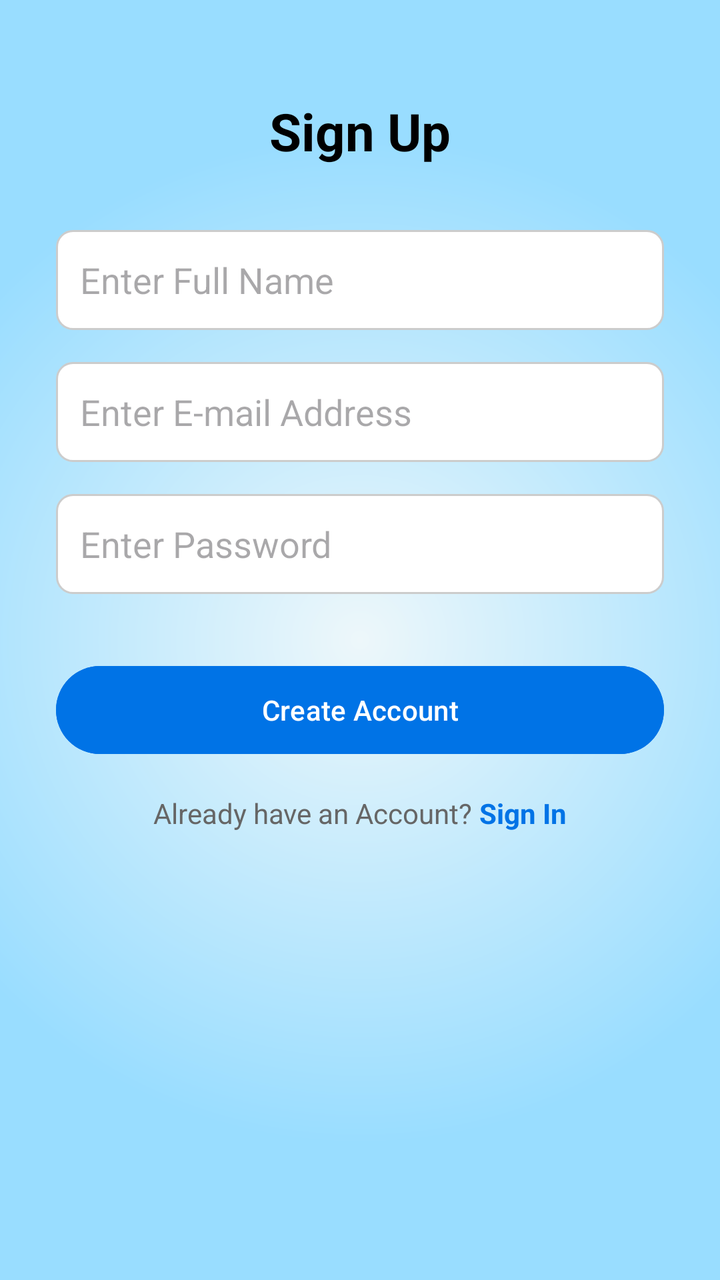
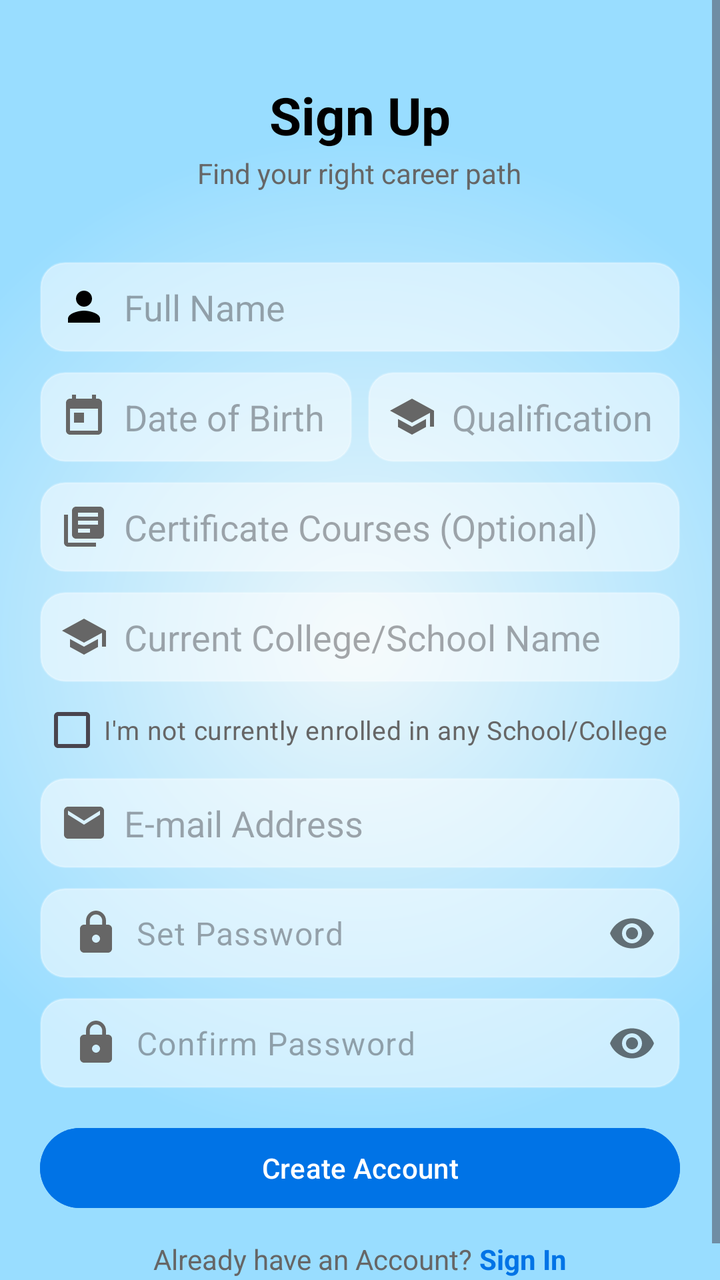

Two renders of the same Android screen: before a commit and after it. Below are the layout's source before the change and the commit's diff.
<!-- AndroidManifest.xml: application theme Theme.AspirePath -->
<!-- res/layout/activity_sign_up.xml -->
<?xml version="1.0" encoding="utf-8"?>
<ScrollView xmlns:android="http://schemas.android.com/apk/res/android"
    xmlns:app="http://schemas.android.com/apk/res-auto"
    xmlns:tools="http://schemas.android.com/tools"
    android:layout_width="match_parent"
    android:layout_height="match_parent"
    android:background="@drawable/gradient_bg"
    tools:context=".SignUpActivity">

    <LinearLayout
        android:layout_width="match_parent"
        android:layout_height="wrap_content"
        android:orientation="vertical"
        android:padding="28dp">

        <TextView
            android:layout_width="wrap_content"
            android:layout_height="wrap_content"

            android:layout_gravity="center_horizontal"
            android:layout_marginTop="20dp"
            android:text="Sign Up"
            android:textColor="@android:color/black"
            android:textSize="26sp"
            android:textStyle="bold" />

        <EditText
            android:id="@+id/etName"
            android:layout_width="match_parent"
            android:layout_height="50dp"
            android:layout_marginTop="32dp"
            android:background="@drawable/edit_text_background_rounded"
            android:hint="Enter Full Name"
            android:padding="12dp" />

        <EditText
            android:id="@+id/etEmail"
            android:layout_width="match_parent"
            android:layout_height="50dp"
            android:layout_marginTop="16dp"
            android:background="@drawable/edit_text_background_rounded"
            android:hint="Enter E-mail Address"
            android:inputType="textEmailAddress"
            android:padding="12dp" />

        <EditText
            android:id="@+id/etPassword"
            android:layout_width="match_parent"
            android:layout_height="50dp"
            android:layout_marginTop="16dp"
            android:background="@drawable/edit_text_background_rounded"
            android:hint="Enter Password"
            android:inputType="textPassword"
            android:padding="12dp" />

        <Button
            android:id="@+id/btnSignUp"
            android:layout_width="match_parent"
            android:layout_height="52dp"
            android:layout_marginTop="32dp"
            android:backgroundTint="#0073e6"
            android:text="Create Account"
            android:textAllCaps="false"
            android:textColor="#FFFFFF"
            app:cornerRadius="26dp" />

        <LinearLayout
            android:layout_width="wrap_content"
            android:layout_height="wrap_content"
            android:layout_gravity="center_horizontal"
            android:layout_marginTop="16dp"
            android:orientation="horizontal">

            <TextView
                android:layout_width="wrap_content"
                android:layout_height="wrap_content"
                android:text="Already have an Account? "
                android:textColor="#666" />

            <TextView
                android:id="@+id/tvSignIn"
                android:layout_width="wrap_content"
                android:layout_height="wrap_content"
                android:text="Sign In"
                android:textColor="#0073e6"
                android:textStyle="bold" />
        </LinearLayout>

    </LinearLayout>
</ScrollView>
<!-- resources referenced by this layout -->
<resources>
  <!-- drawable edit_text_background_rounded (drawable) -->
  <?xml version="1.0" encoding="utf-8"?>
  <shape xmlns:android="http://schemas.android.com/apk/res/android"
      android:shape="rectangle">
      <solid android:color="@android:color/white" />
      <corners android:radius="8dp" />
      <stroke
          android:width="1dp"
          android:color="#CCCCCC" />
  </shape>
  <!-- unchanged entries left out for length: 5 -->
</resources>

<!-- the commit's change to res/layout/activity_sign_up.xml (unified diff, before → after) -->
@@ -5,86 +5,294 @@
     android:layout_width="match_parent"
     android:layout_height="match_parent"
     android:background="@drawable/gradient_bg"
+    android:fillViewport="true"
     tools:context=".SignUpActivity">
 
     <LinearLayout
         android:layout_width="match_parent"
         android:layout_height="wrap_content"
         android:orientation="vertical"
-        android:padding="28dp">
+        android:padding="20dp">
+
+    <TextView
+        android:layout_width="wrap_content"
+        android:layout_height="wrap_content"
+        android:layout_gravity="center_horizontal"
+        android:layout_marginTop="20dp"
+        android:text="Sign Up"
+        android:textColor="@android:color/black"
+        android:textSize="26sp"
+        android:textStyle="bold" />
+
+    <TextView
+        android:layout_width="wrap_content"
+        android:layout_height="wrap_content"
+        android:layout_gravity="center_horizontal"
+        android:layout_marginTop="2dp"
+        android:text="Find your right career path"
+        android:textColor="#666666"
+        android:textSize="14sp" />
+
+    
+    <EditText
+        android:id="@+id/etName"
+        android:layout_width="match_parent"
+        android:layout_height="45dp"
+        android:layout_marginTop="35dp"
+        android:background="@drawable/edit_text_background_transparent"
+        android:hint="Full Name"
+        android:inputType="textPersonName"
+        android:padding="10dp"
+        android:drawableStart="@drawable/baseline_person_24"
+        android:drawablePadding="8dp" />
+
+    
+    <LinearLayout
+        android:layout_width="match_parent"
+        android:layout_height="wrap_content"
+        android:layout_marginTop="10dp"
+        android:orientation="horizontal">
+
+        
+        <EditText
+            android:id="@+id/etDateOfBirth"
+            android:layout_width="0dp"
+            android:layout_height="45dp"
+            android:layout_weight="1"
+            android:background="@drawable/edit_text_background_transparent"
+            android:hint="Date of Birth"
+            android:focusable="false"
+            android:clickable="true"
+            android:padding="10dp"
+            android:drawableStart="@drawable/ic_calendar"
+            android:drawablePadding="8dp" />
+
+        
+        <EditText
+            android:id="@+id/etEligibility"
+            android:layout_width="0dp"
+            android:layout_height="45dp"
+            android:layout_weight="1"
+            android:layout_marginStart="8dp"
+            android:background="@drawable/edit_text_background_transparent"
+            android:hint="Qualification"
+            android:focusable="false"
+            android:clickable="true"
+            android:padding="10dp"
+            android:drawableStart="@drawable/ic_graduation"
+            android:drawablePadding="8dp"
+            />
+
+    </LinearLayout>
+
+    
+    <EditText
+        android:id="@+id/etStream"
+        android:layout_width="match_parent"
+        android:layout_height="45dp"
+        android:layout_marginTop="10dp"
+        android:background="@drawable/edit_text_background_transparent"
+        android:hint="Select Stream"
+        android:focusable="false"
+        android:clickable="true"
+        android:padding="10dp"
+        android:drawableStart="@drawable/ic_school"
+        android:drawablePadding="8dp"
+        android:drawableEnd="@android:drawable/arrow_down_float"
+        android:visibility="gone" />
+
+    
+    <EditText
+        android:id="@+id/etStreamOther"
+        android:layout_width="match_parent"
+        android:layout_height="45dp"
+        android:layout_marginTop="10dp"
+        android:background="@drawable/edit_text_background_transparent"
+        android:hint="Please specify stream"
+        android:padding="10dp"
+        android:drawableStart="@drawable/ic_school"
+        android:drawablePadding="8dp"
+        android:visibility="gone" />
+
+    
+    <EditText
+        android:id="@+id/etCourse"
+        android:layout_width="match_parent"
+        android:layout_height="45dp"
+        android:layout_marginTop="10dp"
+        android:background="@drawable/edit_text_background_transparent"
+        android:hint="Course Name"
+        android:padding="10dp"
+        android:drawableStart="@drawable/ic_graduation"
+        android:drawablePadding="8dp"
+        android:visibility="gone" />
+
+    
+    <EditText
+        android:id="@+id/etCertificate"
+        android:layout_width="match_parent"
+        android:layout_height="45dp"
+        android:layout_marginTop="10dp"
+        android:background="@drawable/edit_text_background_transparent"
+        android:hint="Certificate Courses (Optional)"
+        android:padding="10dp"
+        android:drawableStart="@drawable/ic_certificate"
+        android:drawablePadding="8dp" />
+
+    
+    <EditText
+        android:id="@+id/etCollegeSchool"
+        android:layout_width="match_parent"
+        android:layout_height="45dp"
+        android:layout_marginTop="10dp"
+        android:background="@drawable/edit_text_background_transparent"
+        android:hint="Current College/School Name"
+        android:padding="10dp"
+        android:drawableStart="@drawable/ic_school"
+        android:drawablePadding="8dp" />
+
+    
+    <CheckBox
+        android:id="@+id/cbNotEnrolled"
+        android:layout_width="wrap_content"
+        android:layout_height="wrap_content"
+        android:text="I'm not currently enrolled in any School/College"
+        android:textColor="#666666"
+        android:textSize="13sp" />
+
+    
+    <EditText
+        android:id="@+id/etEmail"
+        android:layout_width="match_parent"
+        android:layout_height="45dp"
+        android:background="@drawable/edit_text_background_transparent"
+        android:hint="E-mail Address"
+        android:inputType="textEmailAddress"
+        android:padding="10dp"
+        android:drawableStart="@drawable/ic_email"
+        android:drawablePadding="8dp" />
+
+    
+    <LinearLayout
+        android:id="@+id/layoutOTP"
+        android:layout_width="match_parent"
+        android:layout_height="wrap_content"
+        android:orientation="horizontal"
+        android:visibility="gone"
+        android:layout_marginTop="10dp">
+
+        <EditText
+            android:id="@+id/etOTP"
+            android:layout_width="0dp"
+            android:layout_height="45dp"
+            android:layout_weight="1"
+            android:background="@drawable/edit_text_background_transparent"
+            android:hint="Enter OTP"
+            android:inputType="number"
+            android:maxLength="6"
+            android:padding="10dp" />
+
+        <Button
+            android:id="@+id/btnVerifyOTP"
+            android:layout_width="wrap_content"
+            android:layout_height="45dp"
+            android:layout_marginStart="6dp"
+            android:text="Verify"
+            android:textAllCaps="false"
+            android:backgroundTint="#0073e6"
+            app:cornerRadius="10dp" />
+    </LinearLayout>
+
+    
+    <RelativeLayout
+        android:layout_width="match_parent"
+        android:layout_height="45dp"
+        android:layout_marginTop="10dp">
+
+        <com.google.android.material.textfield.TextInputLayout
+            android:layout_width="match_parent"
+            android:layout_height="wrap_content"
+            app:hintEnabled="false"
+            app:passwordToggleEnabled="true">
+
+            <EditText
+                android:id="@+id/etPassword"
+                android:layout_width="match_parent"
+                android:layout_height="45dp"
+                android:background="@drawable/edit_text_background_transparent"
+                android:hint="Set Password"
+                android:inputType="textPassword"
+                android:padding="10dp"
+                android:drawableStart="@drawable/ic_lock"
+                android:drawablePadding="8dp"
+                android:paddingEnd="45dp" />
+
+        </com.google.android.material.textfield.TextInputLayout>
+
+    </RelativeLayout>
+
+    
+    <RelativeLayout
+        android:layout_width="match_parent"
+        android:layout_height="45dp"
+        android:layout_marginTop="10dp">
+
+        <com.google.android.material.textfield.TextInputLayout
+            android:layout_width="match_parent"
+            android:layout_height="wrap_content"
+            app:hintEnabled="false"
+            app:passwordToggleEnabled="true">
+
+            <EditText
+                android:id="@+id/etConfirmPassword"
+                android:layout_width="match_parent"
+                android:layout_height="45dp"
+                android:background="@drawable/edit_text_background_transparent"
+                android:hint="Confirm Password"
+                android:inputType="textPassword"
+                android:padding="10dp"
+                android:drawableStart="@drawable/ic_lock"
+                android:drawablePadding="8dp"
+                android:paddingEnd="45dp" />
+
+    </com.google.android.material.textfield.TextInputLayout>
+
+    </RelativeLayout>
+
+    
+    <Button
+        android:id="@+id/btnSignUp"
+        android:layout_width="match_parent"
+        android:layout_height="48dp"
+        android:layout_marginTop="16dp"
+        android:backgroundTint="#0073e6"
+        android:text="Create Account"
+        android:textAllCaps="false"
+        android:textColor="#FFFFFF"
+        app:cornerRadius="24dp" />
+
+    
+    <LinearLayout
+        android:layout_width="wrap_content"
+        android:layout_height="wrap_content"
+        android:layout_gravity="center_horizontal"
+        android:layout_marginTop="12dp"
+        android:orientation="horizontal">
 
         <TextView
             android:layout_width="wrap_content"
             android:layout_height="wrap_content"
-
-            android:layout_gravity="center_horizontal"
-            android:layout_marginTop="20dp"
-            android:text="Sign Up"
-            android:textColor="@android:color/black"
-            android:textSize="26sp"
+            android:text="Already have an Account? "
+            android:textColor="#666" />
+
+        <TextView
+            android:id="@+id/tvSignIn"
+            android:layout_width="wrap_content"
+            android:layout_height="wrap_content"
+            android:text="Sign In"
+            android:textColor="#0073e6"
             android:textStyle="bold" />
-
-        <EditText
-            android:id="@+id/etName"
-            android:layout_width="match_parent"
-            android:layout_height="50dp"
-            android:layout_marginTop="32dp"
-            android:background="@drawable/edit_text_background_rounded"
-            android:hint="Enter Full Name"
-            android:padding="12dp" />
-
-        <EditText
-            android:id="@+id/etEmail"
-            android:layout_width="match_parent"
-            android:layout_height="50dp"
-            android:layout_marginTop="16dp"
-            android:background="@drawable/edit_text_background_rounded"
-            android:hint="Enter E-mail Address"
-            android:inputType="textEmailAddress"
-            android:padding="12dp" />
-
-        <EditText
-            android:id="@+id/etPassword"
-            android:layout_width="match_parent"
-            android:layout_height="50dp"
-            android:layout_marginTop="16dp"
-            android:background="@drawable/edit_text_background_rounded"
-            android:hint="Enter Password"
-            android:inputType="textPassword"
-            android:padding="12dp" />
-
-        <Button
-            android:id="@+id/btnSignUp"
-            android:layout_width="match_parent"
-            android:layout_height="52dp"
-            android:layout_marginTop="32dp"
-            android:backgroundTint="#0073e6"
-            android:text="Create Account"
-            android:textAllCaps="false"
-            android:textColor="#FFFFFF"
-            app:cornerRadius="26dp" />
-
-        <LinearLayout
-            android:layout_width="wrap_content"
-            android:layout_height="wrap_content"
-            android:layout_gravity="center_horizontal"
-            android:layout_marginTop="16dp"
-            android:orientation="horizontal">
-
-            <TextView
-                android:layout_width="wrap_content"
-                android:layout_height="wrap_content"
-                android:text="Already have an Account? "
-                android:textColor="#666" />
-
-            <TextView
-                android:id="@+id/tvSignIn"
-                android:layout_width="wrap_content"
-                android:layout_height="wrap_content"
-                android:text="Sign In"
-                android:textColor="#0073e6"
-                android:textStyle="bold" />
-        </LinearLayout>
+    </LinearLayout>
 
     </LinearLayout>
 </ScrollView>
<!-- resource entries referenced after the edit -->
@@ -1,15 +1,93 @@
 <!-- resources referenced by this layout -->
 <resources>
-  <!-- drawable edit_text_background_rounded (drawable) -->
+  <!-- drawable baseline_person_24 (drawable) -->
+  <vector xmlns:android="http://schemas.android.com/apk/res/android" android:height="24dp" android:tint="#000000" android:viewportHeight="24" android:viewportWidth="24" android:width="24dp">
+        
+      <path android:fillColor="@android:color/white" android:pathData="M12,12c2.21,0 4,-1.79 4,-4s-1.79,-4 -4,-4 -4,1.79 -4,4 1.79,4 4,4zM12,14c-2.67,0 -8,1.34 -8,4v2h16v-2c0,-2.66 -5.33,-4 -8,-4z"/>
+      
+  </vector>
+  <!-- drawable edit_text_background_transparent (drawable) -->
   <?xml version="1.0" encoding="utf-8"?>
   <shape xmlns:android="http://schemas.android.com/apk/res/android"
       android:shape="rectangle">
-      <solid android:color="@android:color/white" />
-      <corners android:radius="8dp" />
+      <solid android:color="#80FFFFFF" />
+      <corners android:radius="12dp" />
       <stroke
           android:width="1dp"
-          android:color="#CCCCCC" />
+          android:color="#40FFFFFF" />
   </shape>
+  <!-- drawable ic_calendar (drawable) -->
+  <?xml version="1.0" encoding="utf-8"?>
+  <vector xmlns:android="http://schemas.android.com/apk/res/android"
+      android:width="24dp"
+      android:height="24dp"
+      android:viewportWidth="24"
+      android:viewportHeight="24"
+      android:tint="#666666">
+      <path
+          android:fillColor="@android:color/white"
+          android:pathData="M19,3h-1L18,1h-2v2L8,3L8,1L6,1v2L5,3c-1.11,0 -1.99,0.9 -1.99,2L3,19c0,1.1 0.89,2 2,2h14c1.1,0 2,-0.9 2,-2L21,5c0,-1.1 -0.9,-2 -2,-2zM19,19L5,19L5,8h14v11zM7,10h5v5L7,15z"/>
+  </vector>
+  <!-- drawable ic_certificate (drawable) -->
+  <?xml version="1.0" encoding="utf-8"?>
+  <vector xmlns:android="http://schemas.android.com/apk/res/android"
+      android:width="24dp"
+      android:height="24dp"
+      android:viewportWidth="24"
+      android:viewportHeight="24"
+      android:tint="#666666">
+      <path
+          android:fillColor="@android:color/white"
+          android:pathData="M4,6L2,6v14c0,1.1 0.9,2 2,2h14v-2L4,20L4,6zM20,2L8,2c-1.1,0 -2,0.9 -2,2v12c0,1.1 0.9,2 2,2h12c1.1,0 2,-0.9 2,-2L22,4c0,-1.1 -0.9,-2 -2,-2zM19,11L9,11L9,9h10v2zM15,15L9,15v-2h6v2zM19,7L9,7L9,5h10v2z"/>
+  </vector>
+  <!-- drawable ic_email (drawable) -->
+  <?xml version="1.0" encoding="utf-8"?>
+  <vector xmlns:android="http://schemas.android.com/apk/res/android"
+      android:width="24dp"
+      android:height="24dp"
+      android:viewportWidth="24"
+      android:viewportHeight="24"
+      android:tint="#666666">
+      <path
+          android:fillColor="@android:color/white"
+          android:pathData="M20,4L4,4c-1.1,0 -1.99,0.9 -1.99,2L2,18c0,1.1 0.9,2 2,2h16c1.1,0 2,-0.9 2,-2L22,6c0,-1.1 -0.9,-2 -2,-2zM20,8l-8,5 -8,-5L4,6l8,5 8,-5v2z"/>
+  </vector>
+  <!-- drawable ic_graduation (drawable) -->
+  <?xml version="1.0" encoding="utf-8"?>
+  <vector xmlns:android="http://schemas.android.com/apk/res/android"
+      android:width="24dp"
+      android:height="24dp"
+      android:viewportWidth="24"
+      android:viewportHeight="24"
+      android:tint="#666666">
+      <path
+          android:fillColor="@android:color/white"
+          android:pathData="M5,13.18v4L12,21l7,-3.82v-4L12,17l-7,-3.82zM12,3L1,9l11,6 9,-4.91V17h2V9L12,3z"/>
+  </vector>
+  <!-- drawable ic_lock (drawable) -->
+  <?xml version="1.0" encoding="utf-8"?>
+  <vector xmlns:android="http://schemas.android.com/apk/res/android"
+      android:width="24dp"
+      android:height="24dp"
+      android:viewportWidth="24"
+      android:viewportHeight="24"
+      android:tint="#666666">
+      <path
+          android:fillColor="@android:color/white"
+          android:pathData="M18,8h-1L17,6c0,-2.76 -2.24,-5 -5,-5S7,3.24 7,6v2L6,8c-1.1,0 -2,0.9 -2,2v10c0,1.1 0.9,2 2,2h12c1.1,0 2,-0.9 2,-2L20,10c0,-1.1 -0.9,-2 -2,-2zM12,17c-1.1,0 -2,-0.9 -2,-2s0.9,-2 2,-2 2,0.9 2,2 -0.9,2 -2,2zM15.1,8L8.9,8L8.9,6c0,-1.71 1.39,-3.1 3.1,-3.1 1.71,0 3.1,1.39 3.1,3.1v2z"/>
+  </vector>
+  <!-- drawable ic_school (drawable) -->
+  <?xml version="1.0" encoding="utf-8"?>
+  <vector xmlns:android="http://schemas.android.com/apk/res/android"
+      android:width="24dp"
+      android:height="24dp"
+      android:viewportWidth="24"
+      android:viewportHeight="24"
+      android:tint="#666666">
+      <path
+          android:fillColor="@android:color/white"
+          android:pathData="M5,13.18v4L12,21l7,-3.82v-4L12,17l-7,-3.82zM12,3L1,9l11,6 9,-4.91V17h2V9L12,3z"/>
+  </vector>
   <!-- unchanged entries left out for length: 5 -->
 </resources>
 
